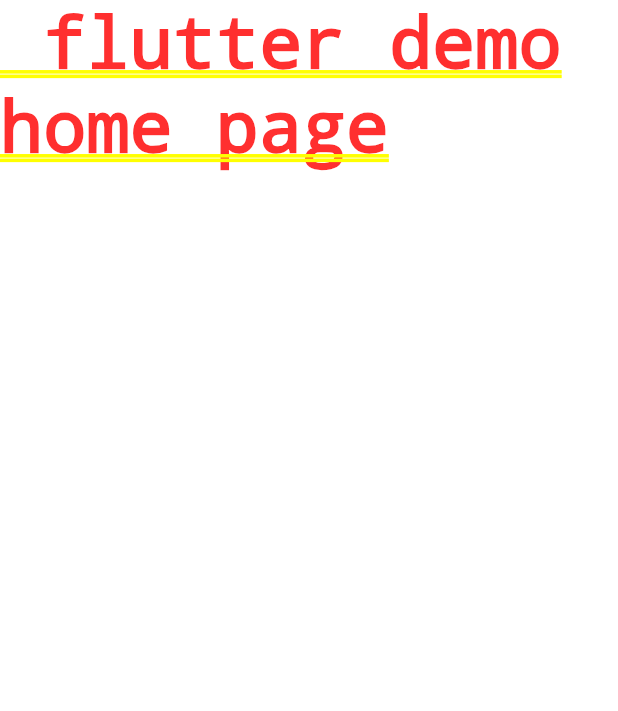
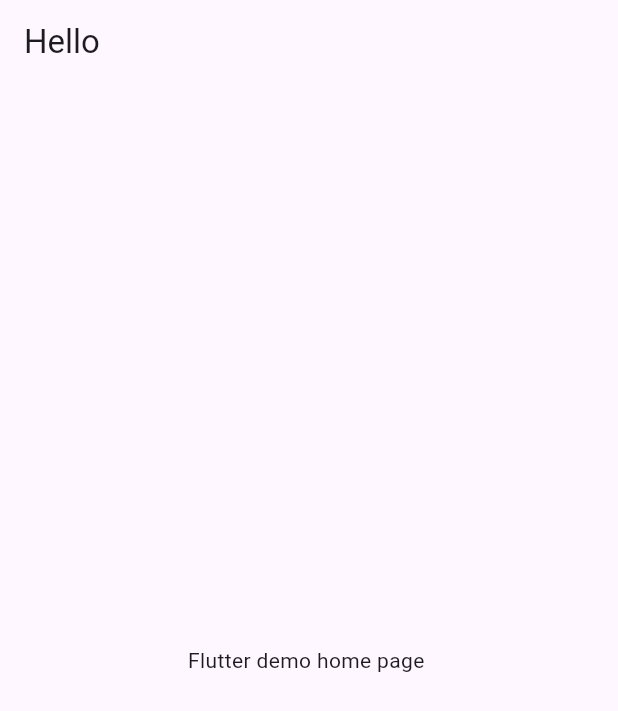
Before and after one commit to natanmuletahunde/node_tut2, a Flutter app: the screen it shows after launch, on a phone screen of 412 x 824 dp. Shown: the top 711 px of the screen. Run offline on Flutter 3.47's test engine with Material 3 defaults, Android fonts, the phone set to English and light mode, and no system bars.

Commit message:
create the global_variable.dart file

```diff
--- a/lib/main.dart
+++ b/lib/main.dart
@@ -15,7 +15,12 @@ class MyApp extends StatelessWidget {
       theme: ThemeData(
      colorScheme: ColorScheme.fromSeed(seedColor: Colors.deepPurple),
       ),
-      home: const Text(' flutter demo home page'),
+      home: Scaffold(
+        appBar: AppBar(title: Text(
+          'Hello'
+        ),),
+        body: Center(child: Text('Flutter demo home page '),),
+      ),
     );
   }
 }
```
